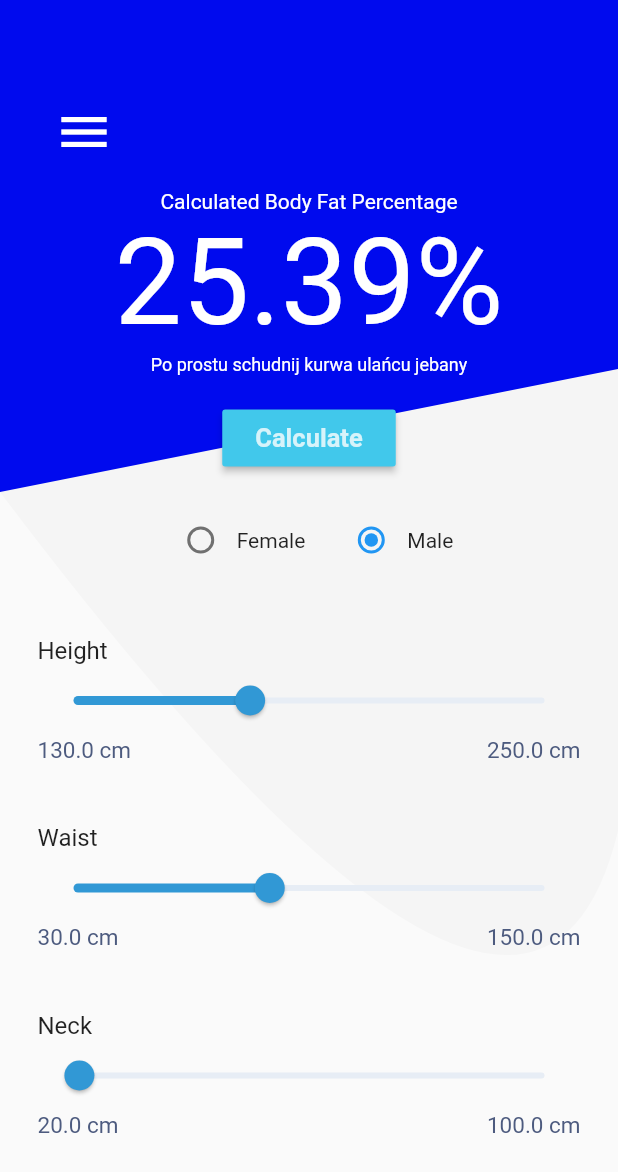
After one commit to PrzemyslawSarnacki/fit_calculators, a Flutter app: the Bodyfat screen opened by its route, after a tap on "Calculate", on a phone screen of 412 x 824 dp. The commit adds this screen. Shown: the top 1172 px of the screen. Run offline on Flutter 3.47's test engine with Material 2 defaults, Android fonts, the light colour scheme and no system bars; our stand-ins replace vibration; missing offline and left inert: dart:js, dart:js_util; Roboto replaces fonts that are missing (Titillium).

Commit message:
Added Female bodyfat formula

```diff
--- a/lib/calc.dart
+++ b/lib/bmi.dart
@@ -10,15 +10,15 @@ import 'package:flutter/cupertino.dart';
 import 'package:vibration/vibration.dart';
 
 void main() => runApp(MaterialApp(
-      home: Calc(),
+      home: BMI(),
     ));
 
-class Calc extends StatefulWidget {
+class BMI extends StatefulWidget {
   @override
-  _HomeState createState() => _HomeState();
+  _BmiState createState() => _BmiState();
 }
 
-class _HomeState extends State<Calc> {
+class _BmiState extends State<BMI> {
   final GlobalKey<ScaffoldState> _scaffoldKey = new GlobalKey();
 
   double _result = 0.0;
@@ -57,7 +57,7 @@ class _HomeState extends State<Calc> {
     return Scaffold(
       key: _scaffoldKey,
       drawer: CustomDrawer(
-        child: Calc(),
+        child: BMI(),
       ),
       resizeToAvoidBottomPadding: false,
       body: CustomPaint(
--- a/lib/bmicalc.dart
+++ b/lib/bmicalc.dart
@@ -1,7 +1,7 @@
 import 'package:flutter/material.dart';
 import 'dart:math';
 import 'bfcalc.dart';
-import 'calc.dart';
+import 'bmi.dart';
 import 'ipfpointscalc.dart';
 
 class Bmi extends StatefulWidget {
@@ -102,7 +102,7 @@ class BmiState extends State<Bmi>{
               title: Text("IPF Calc"),
               onTap: (){
                 Navigator.push(context, MaterialPageRoute(
-                  builder: (context) => Calc()
+                  builder: (context) => BMI()
                 ));
               },
             ),
--- /dev/null
+++ b/lib/bodyfat.dart
@@ -0,0 +1,360 @@
+import 'dart:js';
+import 'dart:js_util';
+import 'package:flutter/material.dart';
+import 'dart:math';
+import 'bmicalc.dart';
+import 'bfcalc.dart';
+import 'custom_drawer.dart';
+
+import 'package:flutter/cupertino.dart';
+import 'package:vibration/vibration.dart';
+
+void main() => runApp(MaterialApp(
+      home: Bodyfat(),
+    ));
+
+class Bodyfat extends StatefulWidget {
+  @override
+  _BodyfatState createState() => _BodyfatState();
+}
+
+class _BodyfatState extends State<Bodyfat> {
+  final GlobalKey<ScaffoldState> _scaffoldKey = new GlobalKey();
+
+  double _result = 0.0;
+  String _finalResultPrint;
+  String _genderController = "male";
+  double _heightController = 175;
+  double _waistController = 80;
+  double _neckController = 21;
+  bool _visibility = false;
+
+  void _bfValue() {
+    setState(() {
+      String gender = _genderController;
+      double height = _heightController;
+      double waist = _waistController;
+      double neck = _neckController;
+
+      if ((gender == "male") &&
+          ((height > 0)  && (waist > 0) && (neck > 0))) {
+        _result = ((495) /
+                (1.0324 -
+                    (0.19077 * (log(waist - neck) / 2.303)) +
+                    (0.15456 * log(height) / 2.303))) -
+            450;
+        _result = double.parse(_result.toStringAsFixed(2));
+      } else if ((gender == "female") &&
+          ((height > 0) && (waist > 0) && (neck > 0))) {
+        _result = ((495) /
+                (1.29579 -
+                    (0.35004 * (log(waist - neck) / 2.303)) +
+                    (0.22100 * log(height) / 2.303))) -
+            450;
+        _result = double.parse(_result.toStringAsFixed(2));
+      } else {
+        print("Error");
+      }
+
+      if ((double.parse(_result.toStringAsFixed(1)) > 5.0 &&
+          double.parse(_result.toStringAsFixed(1)) < 8.5)) {
+        _finalResultPrint = "Aleś dociął byku";
+      } else if (double.parse(_result.toStringAsFixed(1)) > 8.5 &&
+          (double.parse(_result.toStringAsFixed(1)) <= 10.0)) {
+        _finalResultPrint = "No spoko jest";
+      } else if ((double.parse(_result.toStringAsFixed(1)) > 10) &&
+          (double.parse(_result.toStringAsFixed(1))) < 15.0) {
+        _finalResultPrint = "Nie jest źle";
+      } else if ((double.parse(_result.toStringAsFixed(1))) > 15.0 &&
+          (double.parse(_result.toStringAsFixed(1))) < 18.0) {
+        _finalResultPrint = "Jeszcze nie ulany";
+      } else if ((double.parse(_result.toStringAsFixed(1))) >= 18.0) {
+        _finalResultPrint = "Po prostu schudnij kurwa ulańcu jebany";
+      } else if ((double.parse(_result.toStringAsFixed(1))) < 5.0) {
+        _finalResultPrint =
+            "Umówmy się no nie masz tyle - coś ci się chyba skasztaniło byczq";
+      }
+    });
+  }
+
+  Widget build(BuildContext context) {
+    return Scaffold(
+      key: _scaffoldKey,
+      drawer: CustomDrawer(
+        child: Bodyfat(),
+      ),
+      resizeToAvoidBottomPadding: false,
+      body: CustomPaint(
+        painter: BluePainter(),
+        child: Container(
+          child: SingleChildScrollView(
+            padding: EdgeInsets.fromLTRB(25, 70, 25, 0),
+            child: Column(
+              children: <Widget>[
+                Container(
+                  transform: Matrix4.translationValues(-150, -10, 0.0),
+                  child: IconButton(
+                    iconSize: 40,
+                    icon: Icon(
+                      Icons.menu,
+                      color: Colors.white,
+                    ),
+                    onPressed: () {
+                      Scaffold.of(context).openDrawer();
+                    },
+                  ),
+                ),
+                Text(
+                  'Calculated Body Fat Percentage',
+                  style: TextStyle(
+                    color: Colors.white,
+                    fontFamily: 'Titillium',
+                  ),
+                ),
+                Text(
+                  '${_result == null ? "---" : "$_result%"}',
+                  style: TextStyle(
+                    fontSize: 80,
+                    color: Colors.white,
+                    fontFamily: 'Titillium',
+                  ),
+                ),
+                Text(
+                  '${_finalResultPrint == null ? "---" : "$_finalResultPrint"}',
+                  style: TextStyle(
+                    fontSize: 12,
+                    color: Colors.white,
+                    fontFamily: 'Titillium',
+                  ),
+                ),
+                SizedBox(
+                  height: 18,
+                ),
+                Container(
+                  child: RaisedButton(
+                    padding: EdgeInsets.fromLTRB(22, 9, 22, 9),
+                    color: Color.fromRGBO(65, 200, 235, 1),
+                    onPressed: () {
+                      _bfValue();
+                    },
+                    child: Text(
+                      'Calculate',
+                      style: TextStyle(
+                        color: Color.fromRGBO(214, 243, 250, 1),
+                        fontSize: 17,
+                        fontFamily: 'Titillium',
+                        fontWeight: FontWeight.w700,
+                      ),
+                    ),
+                  ),
+                ),
+                SizedBox(
+                  height: 20,
+                ),
+                Row(
+                  mainAxisAlignment: MainAxisAlignment.center,
+                  children: <Widget>[
+                    Radio(
+                      value: "female",
+                      groupValue: _genderController,
+                      activeColor: Colors.blue,
+                      onChanged: (value) {
+                        setState(() {
+                          _genderController = value;
+                        });
+                      },
+                    ),
+                    Text('Female'),
+                    SizedBox(width: 20),
+                    Radio(
+                      value: "male",
+                      activeColor: Colors.blue,
+                      groupValue: _genderController,
+                      onChanged: (value) {
+                        setState(() {
+                          _genderController = value;
+                        });
+                      },
+                    ),
+                    Text("Male"),
+                  ],
+                ),
+                _buildCustomSlider(
+                  "Height",
+                  _heightController,
+                  "cm",
+                  130,
+                  250,
+                  Slider(
+                    inactiveColor: Color.fromRGBO(231, 237, 245, 1),
+                    activeColor: Color.fromRGBO(49, 152, 213, 1),
+                    min: 130,
+                    max: 250,
+                    onChanged: (newValue) {
+                      setState(() {
+                        _heightController =
+                            double.parse(newValue.toStringAsFixed(2));
+                        _visibility = true;
+                      });
+                    },
+                    onChangeEnd: (newVibrate) {
+                      Vibration.vibrate(duration: 10, amplitude: 1);
+                    },
+                    value: _heightController,
+                    label: '5',
+                  ),
+                ),
+                _buildCustomSlider(
+                  "Waist",
+                  _waistController,
+                  "cm",
+                  30,
+                  150,
+                  Slider(
+                    inactiveColor: Color.fromRGBO(231, 237, 245, 1),
+                    activeColor: Color.fromRGBO(49, 152, 213, 1),
+                    min: 30,
+                    max: 150,
+                    onChanged: (newValue) {
+                      setState(() {
+                        _waistController =
+                            double.parse(newValue.toStringAsFixed(2));
+                        _visibility = true;
+                      });
+                    },
+                    onChangeEnd: (newVibrate) {
+                      Vibration.vibrate(duration: 10, amplitude: 1);
+                    },
+                    value: _waistController,
+                    label: '5',
+                  ),
+                ),
+                _buildCustomSlider(
+                  "Neck",
+                  _neckController,
+                  "cm",
+                  20,
+                  100,
+                  Slider(
+                    inactiveColor: Color.fromRGBO(231, 237, 245, 1),
+                    activeColor: Color.fromRGBO(49, 152, 213, 1),
+                    min: 20,
+                    max: 100,
+                    onChanged: (newValue) {
+                      setState(() {
+                        _neckController =
+                            double.parse(newValue.toStringAsFixed(2));
+                        _visibility = true;
+                      });
+                    },
+                    onChangeEnd: (newVibrate) {
+                      Vibration.vibrate(duration: 10, amplitude: 1);
+                    },
+                    value: _neckController,
+                    label: '5',
+                  ),
+                )
+              ],
+            ),
+          ),
+        ),
+      ),
+    );
+  }
+
+  Widget _buildCustomSlider(String sliderName, double controller, String unit,
+      double min, double max, Widget slider) {
+    return Padding(
+      padding: const EdgeInsets.only(top: 40),
+      child: Column(
+        crossAxisAlignment: CrossAxisAlignment.start,
+        children: <Widget>[
+          Row(
+            mainAxisAlignment: MainAxisAlignment.spaceBetween,
+            children: <Widget>[
+              Text(
+                sliderName,
+                style: TextStyle(fontSize: 16, fontFamily: 'Titillium'),
+              ),
+              Visibility(
+                visible: _visibility,
+                child: Container(
+                  transform: Matrix4.translationValues(0, 10, 0),
+                  child: Card(
+                    color: Colors.grey[100],
+                    child: Padding(
+                      padding: const EdgeInsets.all(5),
+                      child: Column(
+                        children: <Widget>[
+                          Text(
+                            '${controller == null ? "" : "$controller $unit"}',
+                            style: TextStyle(
+                              fontSize: 18,
+                              fontFamily: 'Titillium',
+                              color: Color.fromRGBO(65, 200, 235, 1),
+                              fontWeight: FontWeight.w700,
+                            ),
+                            textAlign: TextAlign.right,
+                          ),
+                        ],
+                      ),
+                    ),
+                  ),
+                ),
+              ),
+            ],
+          ),
+          slider,
+          Row(
+            mainAxisAlignment: MainAxisAlignment.spaceBetween,
+            children: <Widget>[
+              Text(
+                '$min $unit',
+                style: TextStyle(
+                  fontSize: 15,
+                  fontFamily: 'Titillium',
+                  color: Color.fromRGBO(77, 91, 127, 1),
+                ),
+              ),
+              Text(
+                '$max $unit',
+                style: TextStyle(
+                  fontSize: 15,
+                  fontFamily: 'Titillium',
+                  color: Color.fromRGBO(77, 91, 127, 1),
+                ),
+              ),
+            ],
+          )
+        ],
+      ),
+    );
+  }
+}
+
+class BluePainter extends CustomPainter {
+  @override
+  void paint(Canvas canvas, Size size) {
+    // final height = size.height/2.5;
+    final height = 164.0 * 2;
+    final width = size.width;
+    Paint paint = Paint();
+
+    Path mainBackground = Path();
+    mainBackground.addRect(Rect.fromLTRB(0, 0, width, height));
+    paint.color = Color.fromRGBO(0, 10, 238, 1);
+    canvas.drawPath(mainBackground, paint);
+
+    Path ovalPath = Path();
+    ovalPath.moveTo(0, height);
+    ovalPath.quadraticBezierTo(
+        width * 1.2, height * 3, width * 1, height * 0.75);
+    paint.color = Colors.grey[100];
+    canvas.drawPath(ovalPath, paint);
+  }
+
+  @override
+  bool shouldRepaint(CustomPainter oldDelegate) {
+    return oldDelegate != this;
+  }
+}
--- a/lib/main.dart
+++ b/lib/main.dart
@@ -1,7 +1,8 @@
 import 'package:flutter/material.dart';
 import 'bfcalc.dart';
 import 'bmicalc.dart';
-import 'calc.dart';
+import 'bodyfat.dart';
+import 'bmi.dart';
 
 void main() {
   runApp(
@@ -19,7 +20,8 @@ void main() {
           '/bmi': (context) => Bmi(),
           // When navigating to the "/second" route, build the SecondScreen widget.
           '/home': (context) => Home(),
-          '/calc': (context) => Calc(),
+          '/calc': (context) => BMI(),
+          '/bodyfat': (context) => Bodyfat(),
         }),
   );
 }
```
Also changed, not shown: 1 other file.
